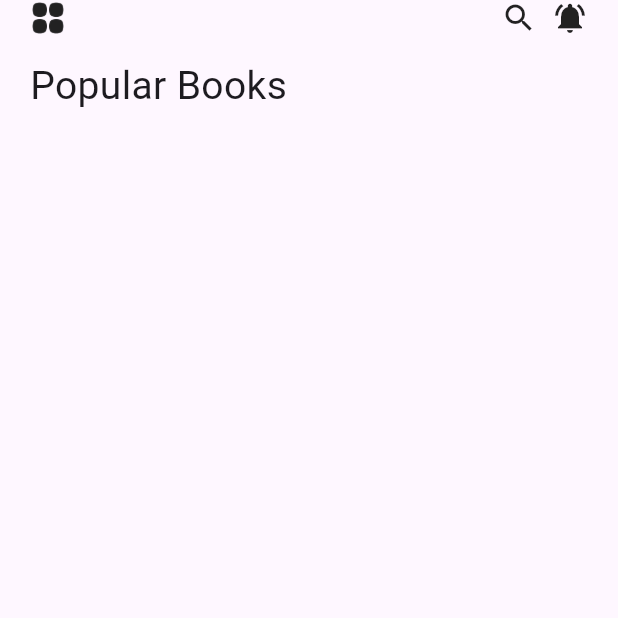
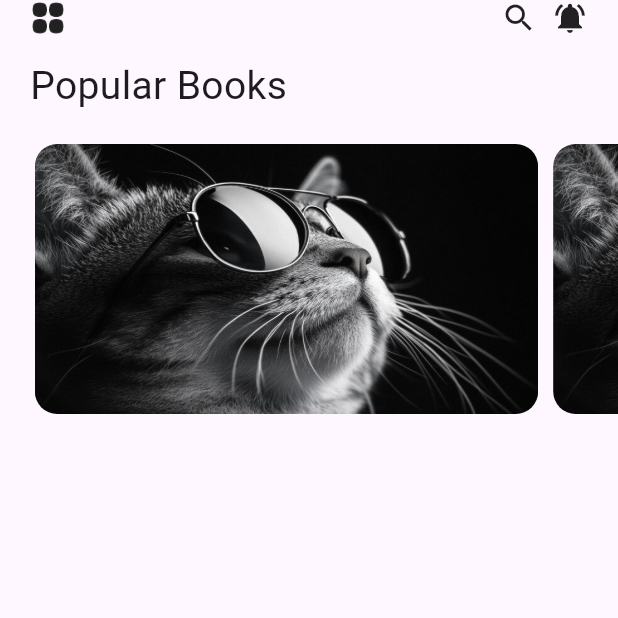
Before and after one commit to Roshan-Barkane/audioplay, a Flutter app: the screen it shows after launch, on a phone screen of 412 x 824 dp, the top half of it. Run offline on Flutter 3.47's test engine with Material 3 defaults, Android fonts, the phone set to English and light mode, and no system bars.

Commit message:
create the pageview to show the popular audio books.

```diff
--- a/lib/my_home_page.dart
+++ b/lib/my_home_page.dart
@@ -52,7 +52,37 @@ class _MyHomePageState extends State<MyHomePage> {
                   )
                 ],
               ),
-              Container()
+              SizedBox(
+                height: 20,
+              ),
+              Container(
+                height: 180,
+                child: Stack(
+                  children: [
+                    Positioned(
+                      top: 0,
+                      left: -20,
+                      right: 0,
+                      child: Container(
+                        height: 180,
+                        child: PageView.builder(
+                          controller: PageController(viewportFraction: 0.8),
+                          itemBuilder: (_, i) {
+                            return Container(
+                              margin: EdgeInsets.only(right: 10),
+                              decoration: BoxDecoration(
+                                  borderRadius: BorderRadius.circular(15),
+                                  image: DecorationImage(
+                                      image: AssetImage("img/item1.jpg"),
+                                      fit: BoxFit.fill)),
+                            );
+                          },
+                        ),
+                      ),
+                    )
+                  ],
+                ),
+              ),
             ],
           ),
         ),
--- a/pubspec.yaml
+++ b/pubspec.yaml
@@ -61,6 +61,8 @@ flutter:
   # To add assets to your application, add an assets section, like this:
   assets:
     - assets/
+    - img/
+    - json/
   #   - images/a_dot_ham.jpeg
 
   # An image asset can refer to one or more resolution-specific "variants", see
```
Also changed, not shown: img/item1.jpg (added).
